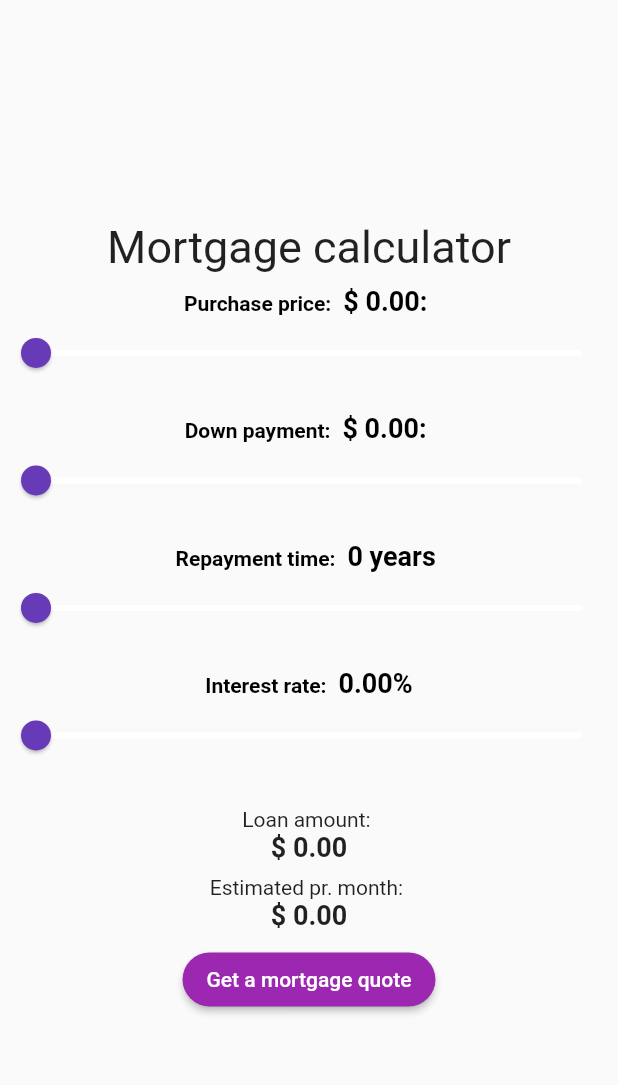
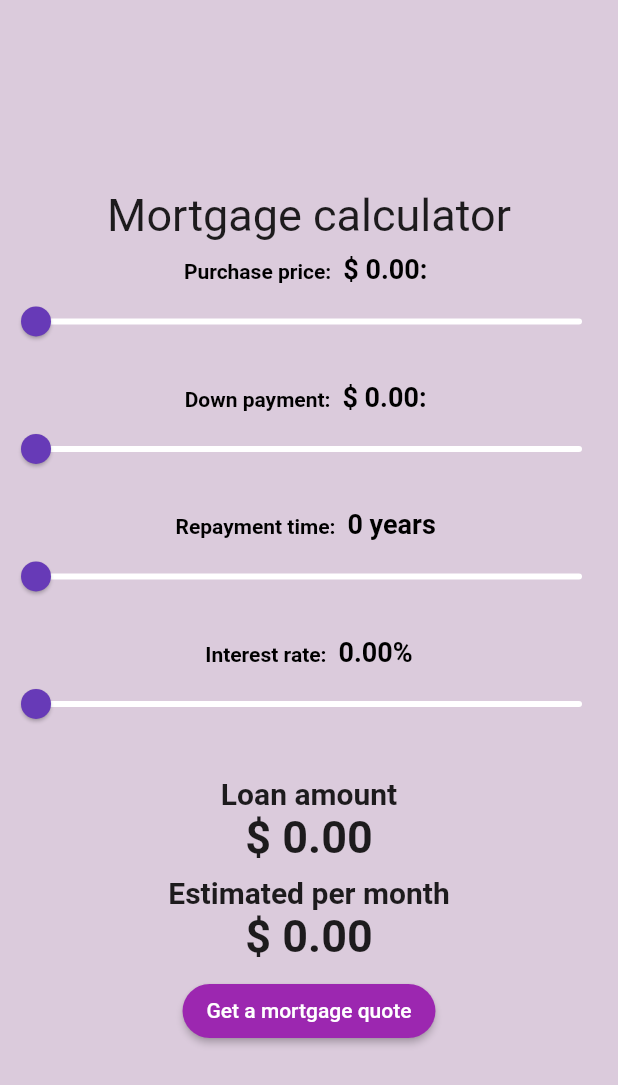
Before and after one commit to brunomendesdecarvalho/mortgage-calculator, a Flutter app: the screen it shows after launch, on a phone screen of 412 x 824 dp. Shown: the top 1085 px of the screen. Run offline on Flutter 3.47's test engine with Material 2 defaults, Android fonts, the phone set to English and light mode, and no system bars; our stand-ins replace bot_toast, flutter_modular, rx_notifier.

Commit message:
Layout fix

```diff
--- a/lib/app/home/pages/home_page.dart
+++ b/lib/app/home/pages/home_page.dart
@@ -29,11 +29,12 @@ class _HomePageState extends State<HomePage> {
     double width = MediaQuery.of(context).size.width;
 
     return Scaffold(
+        backgroundColor: Color(0xFFDBCBDC),
         body: SafeArea(
-      child: SingleChildScrollView(
-        child: _body(height, width),
-      ),
-    ));
+          child: SingleChildScrollView(
+            child: _body(height, width),
+          ),
+        ));
   }
 
   _body(double height, double width) => RxBuilder(builder: (_) {
@@ -66,23 +67,23 @@ class _HomePageState extends State<HomePage> {
                 height: height * .01,
               ),
               Text(
-                'Loan amount: ',
-                style: TextStyle(fontSize: 14),
+                'Loan amount',
+                style: TextStyle(fontSize: 20, fontWeight: FontWeight.bold),
               ),
               Text(
                 '\$ ${_currencyFormat(controller.loanAmountValue)}',
-                style: TextStyle(fontWeight: FontWeight.bold, fontSize: 18),
+                style: TextStyle(fontWeight: FontWeight.bold, fontSize: 30),
               ),
               SizedBox(
                 height: height * .01,
               ),
               Text(
-                'Estimated pr. month: ',
-                style: TextStyle(fontSize: 14),
+                'Estimated per month',
+                style: TextStyle(fontSize: 20, fontWeight: FontWeight.bold),
               ),
               Text(
                 '\$ ${_currencyFormat(controller.estimatedMortgageValue)}',
-                style: TextStyle(fontWeight: FontWeight.bold, fontSize: 18),
+                style: TextStyle(fontWeight: FontWeight.bold, fontSize: 30),
               ),
               SizedBox(
                 height: height * .01,
```
